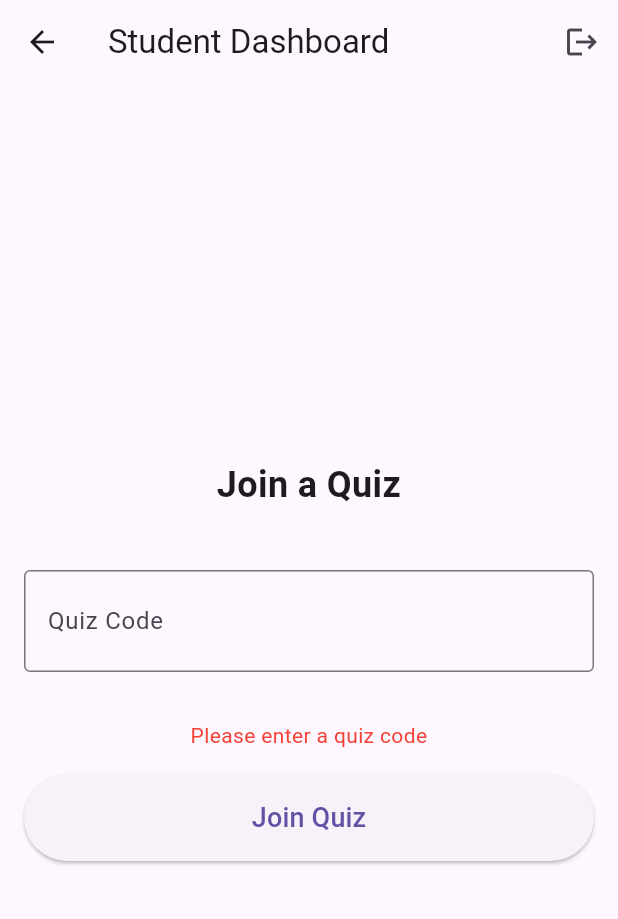
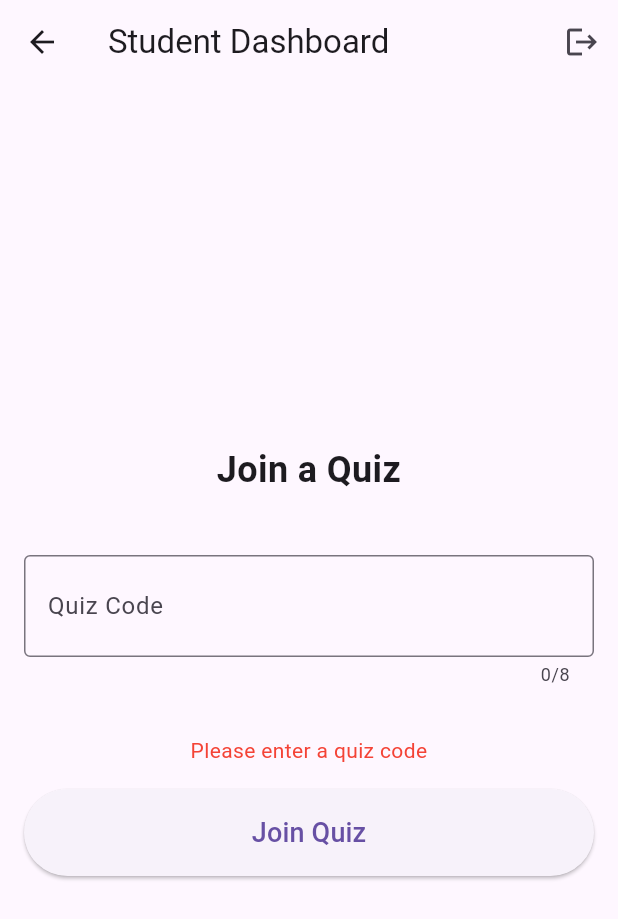
Before and after one commit to abdimas-telkom/getx_mobile, a Flutter app: the StudentDashboardView screen opened by its route, after a tap on "Join Quiz", on a phone screen of 412 x 824 dp. Shown: the top 919 px of the screen. Run offline on Flutter 3.47's test engine with Material 3 defaults, Android fonts, the phone set to English and light mode, and no system bars; our stand-ins replace dio, get, shared_preferences; accounts and stored records are empty.

Commit message:
add max length for input code

```diff
--- a/lib/app/modules/student_dashboard/controllers/student_dashboard_controller.dart
+++ b/lib/app/modules/student_dashboard/controllers/student_dashboard_controller.dart
@@ -35,7 +35,7 @@ class StudentDashboardController extends GetxController {
     try {
       final quiz = await StudentQuizService.getQuizByCode(codeController.text);
       isLoading.value = false;
-      Get.toNamed(Routes.STUDENT_QUIZ, arguments: quiz['quiz_id']);
+      Get.offNamed(Routes.STUDENT_QUIZ, arguments: quiz['quiz_id']);
     } catch (e) {
       isLoading.value = false;
       errorMessage.value = e.toString().contains('not found')
--- a/lib/app/modules/student_dashboard/views/student_dashboard_view.dart
+++ b/lib/app/modules/student_dashboard/views/student_dashboard_view.dart
@@ -37,6 +37,7 @@ class StudentDashboardView extends GetView<StudentDashboardController> {
                 border: OutlineInputBorder(),
                 hintText: 'Enter code',
               ),
+              maxLength: 8,
               textAlign: TextAlign.center,
               style: const TextStyle(fontSize: 24, letterSpacing: 8),
             ),
```
